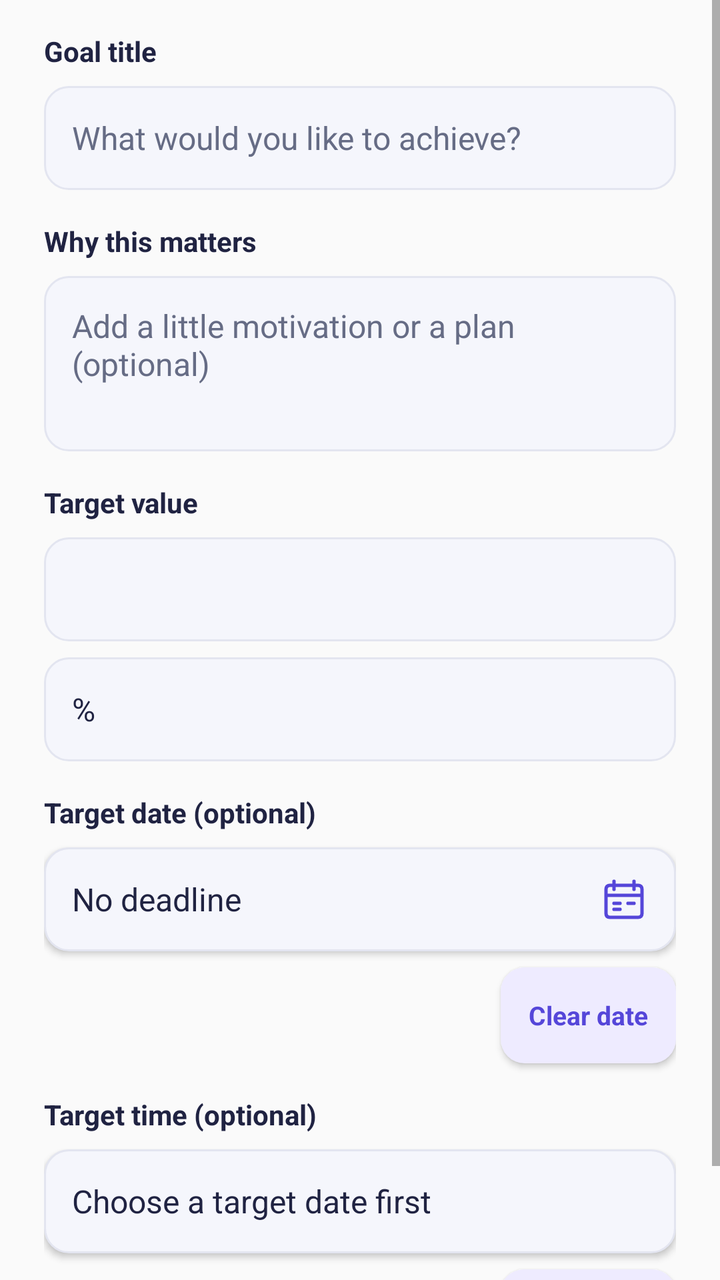
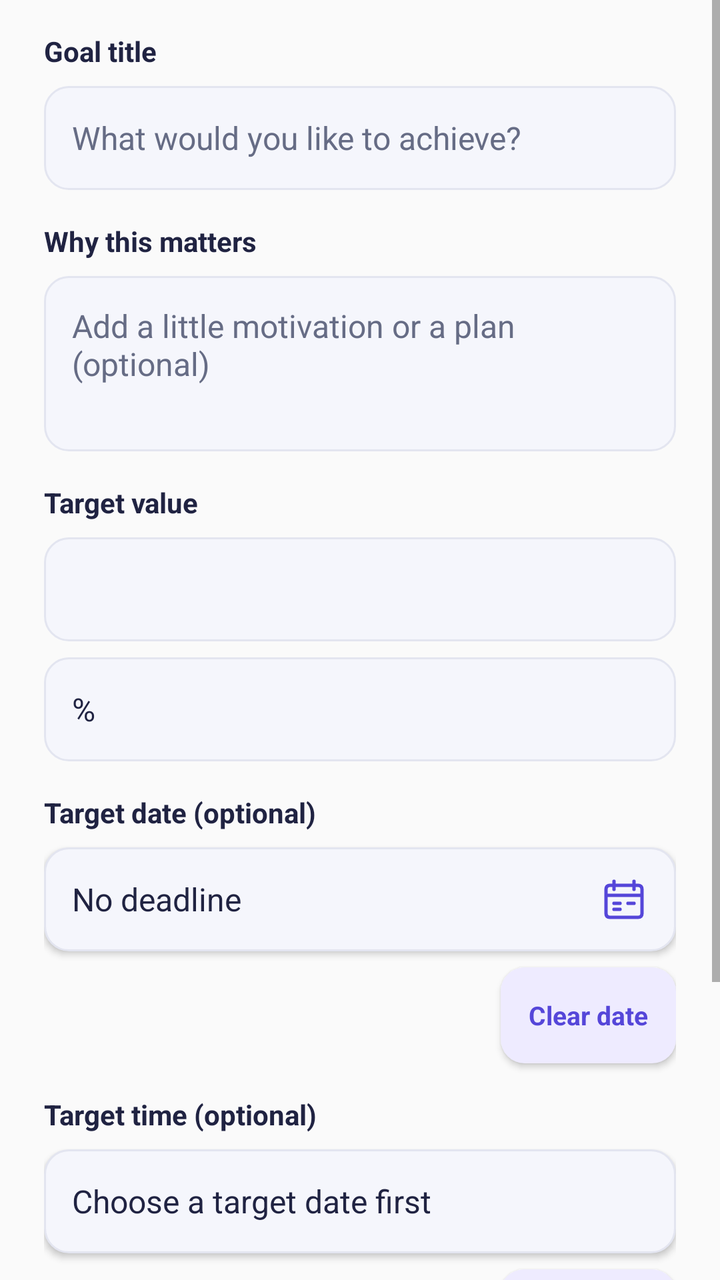

Screens rendered from an Android XML layout before and after an edit, with the pre-edit source and the edit as a unified diff.
<!-- AndroidManifest.xml: application theme Theme.Stride -->
<!-- res/layout/dialog_goal.xml -->
<?xml version="1.0" encoding="utf-8"?>

<ScrollView xmlns:android="http://schemas.android.com/apk/res/android"
    android:layout_width="match_parent"
    android:layout_height="wrap_content">
    <LinearLayout
        android:layout_width="match_parent"
        android:layout_height="wrap_content"
        android:orientation="vertical"
        android:paddingStart="22dp"
        android:paddingEnd="22dp"
        android:paddingBottom="20dp">
        <TextView
            style="@style/StrideGoalLabel"
            android:labelFor="@id/title_input"
            android:text="@string/goals_title_label" />
        <EditText
            android:id="@+id/title_input"
            style="@style/StrideGoalField"
            android:hint="@string/goals_title_hint"
            android:inputType="textCapSentences"
            android:singleLine="true" />
        <TextView
            style="@style/StrideGoalLabel"
            android:labelFor="@id/notes_input"
            android:text="@string/goals_notes_label" />
        <EditText
            android:id="@+id/notes_input"
            style="@style/StrideGoalField"
            android:gravity="top|start"
            android:hint="@string/goals_notes_hint"
            android:inputType="textMultiLine|textCapSentences"
            android:minLines="3"
            android:maxLines="6" />
        <TextView
            style="@style/StrideGoalLabel"
            android:labelFor="@id/target_input"
            android:text="@string/goals_target_label" />
        <EditText
            android:id="@+id/target_input"
            style="@style/StrideGoalField"
            android:inputType="numberDecimal"
            android:singleLine="true" />
        <TextView
            android:id="@+id/unit_label"
            style="@style/StrideGoalField"
            android:gravity="center_vertical|start"
            android:text="%" />
        <TextView
            style="@style/StrideGoalLabel"
            android:labelFor="@id/date_button"
            android:text="@string/goals_date_label" />
        <Button
            android:id="@+id/date_button"
            style="@style/StrideGoalField"
            android:backgroundTint="@null"
            android:gravity="center_vertical|start"
            android:textAllCaps="false"
            android:text="@string/goals_no_date"
            android:drawableEnd="@drawable/ic_workspace_calendar"
            android:drawableTint="@color/goals_accent" />
        <Button
            android:id="@+id/clear_date_button"
            style="@style/StrideGoalButton"
            android:layout_gravity="end"
            android:layout_marginTop="8dp"
            android:text="@string/goals_clear_date" />
        <TextView
            style="@style/StrideGoalLabel"
            android:labelFor="@id/time_button"
            android:text="@string/goals_time_label" />
        <Button
            android:id="@+id/time_button"
            style="@style/StrideGoalField"
            android:backgroundTint="@null"
            android:gravity="center_vertical|start"
            android:textAllCaps="false"
            android:text="@string/goals_time_choose_date" />
        <Button
            android:id="@+id/clear_time_button"
            style="@style/StrideGoalButton"
            android:layout_gravity="end"
            android:layout_marginTop="8dp"
            android:text="@string/goals_clear_time" />
        <TextView
            android:id="@+id/form_error"
            android:layout_width="match_parent"
            android:layout_height="wrap_content"
            android:layout_marginTop="12dp"
            android:accessibilityLiveRegion="polite"
            android:textColor="@color/goals_warning"
            android:textSize="14sp"
            android:visibility="gone" />
    </LinearLayout>
</ScrollView>
<!-- resources referenced by this layout -->
<resources>
  <color name="goals_accent">#5546D9</color>
  <color name="goals_warning">#A23E35</color>
  <string name="goals_clear_date">Clear date</string>
  <string name="goals_clear_time">Clear time</string>
  <string name="goals_date_label">Target date (optional)</string>
  <string name="goals_no_date">No deadline</string>
  <string name="goals_notes_hint">Add a little motivation or a plan (optional)</string>
  <string name="goals_notes_label">Why this matters</string>
  <string name="goals_target_label">Target value</string>
  <string name="goals_time_choose_date">Choose a target date first</string>
  <string name="goals_time_label">Target time (optional)</string>
  <string name="goals_title_hint">What would you like to achieve?</string>
  <string name="goals_title_label">Goal title</string>
  <style name="StrideGoalField">
          <item name="android:layout_width">match_parent</item>
          <item name="android:layout_height">wrap_content</item>
          <item name="android:layout_marginTop">8dp</item>
          <item name="android:minHeight">52dp</item>
          <item name="android:padding">14dp</item>
          <item name="android:background">@drawable/bg_goals_field</item>
          <item name="android:textColor">@color/goals_ink</item>
          <item name="android:textColorHint">@color/goals_muted</item>
          <item name="android:textSize">16sp</item>
      </style>
  <style name="StrideGoalLabel">
          <item name="android:layout_width">match_parent</item>
          <item name="android:layout_height">wrap_content</item>
          <item name="android:layout_marginTop">16dp</item>
          <item name="android:textColor">@color/goals_ink</item>
          <item name="android:textSize">14sp</item>
          <item name="android:textStyle">bold</item>
      </style>
  <style name="Theme.Stride" parent="android:style/Theme.Material.Light.NoActionBar">
          <item name="android:fontFamily">sans-serif</item>
          <item name="android:colorAccent">@color/stride_primary</item>
          <item name="android:navigationBarColor">@color/stride_primary</item>
          <item name="android:windowLightStatusBar">false</item>
          <item name="android:statusBarColor">@color/stride_primary</item>
      </style>
  <color name="workspace_icon">#626C81</color>
  <!-- drawable bg_goals_chip (drawable) -->
  <?xml version="1.0" encoding="utf-8"?>
  <selector xmlns:android="http://schemas.android.com/apk/res/android">
      <item android:state_selected="true"><shape><solid android:color="@color/goals_accent" /><corners android:radius="12dp" /></shape></item>
      <item><shape><solid android:color="@color/goals_soft" /><corners android:radius="12dp" /></shape></item>
  </selector>
  <!-- drawable bg_goals_field (drawable) -->
  <?xml version="1.0" encoding="utf-8"?>
  <shape xmlns:android="http://schemas.android.com/apk/res/android">
      <solid android:color="@color/goals_background" />
      <corners android:radius="12dp" />
      <stroke android:width="1dp" android:color="@color/goals_border" />
  </shape>
  <color name="goals_ink">#202342</color>
  <color name="goals_muted">#666C85</color>
  <color name="stride_primary">#4F46E5</color>
  <color name="goals_soft">#EEEBFF</color>
  <color name="goals_background">#F5F6FC</color>
  <color name="goals_border">#E3E5F0</color>
  <!-- unchanged entries left out for length: 2 -->
</resources>

<!-- the commit's change to res/layout/dialog_goal.xml (unified diff, before → after) -->
@@ -82,6 +82,18 @@
             android:layout_gravity="end"
             android:layout_marginTop="8dp"
             android:text="@string/goals_clear_time" />
+        <Switch
+            android:id="@+id/reminder_sound_switch"
+            style="@style/StrideGoalLabel"
+            android:layout_width="match_parent"
+            android:layout_height="wrap_content"
+            android:minHeight="48dp"
+            android:text="@string/reminder_sound_label"
+            android:checked="true" />
+        <TextView
+            style="@style/StrideGoalLabel"
+            android:text="@string/reminder_sound_help" />
+
         <TextView
             android:id="@+id/form_error"
             android:layout_width="match_parent"
<!-- resource entries referenced after the edit -->
@@ -13,6 +13,8 @@
   <string name="goals_time_label">Target time (optional)</string>
   <string name="goals_title_hint">What would you like to achieve?</string>
   <string name="goals_title_label">Goal title</string>
+  <string name="reminder_sound_help">Rings at the deadline until dismissed. Earlier reminders are silent. Requires Alarms &amp; reminders access and audible alarm volume.</string>
+  <string name="reminder_sound_label">Ring alarm at deadline</string>
   <style name="StrideGoalField">
           <item name="android:layout_width">match_parent</item>
           <item name="android:layout_height">wrap_content</item>
